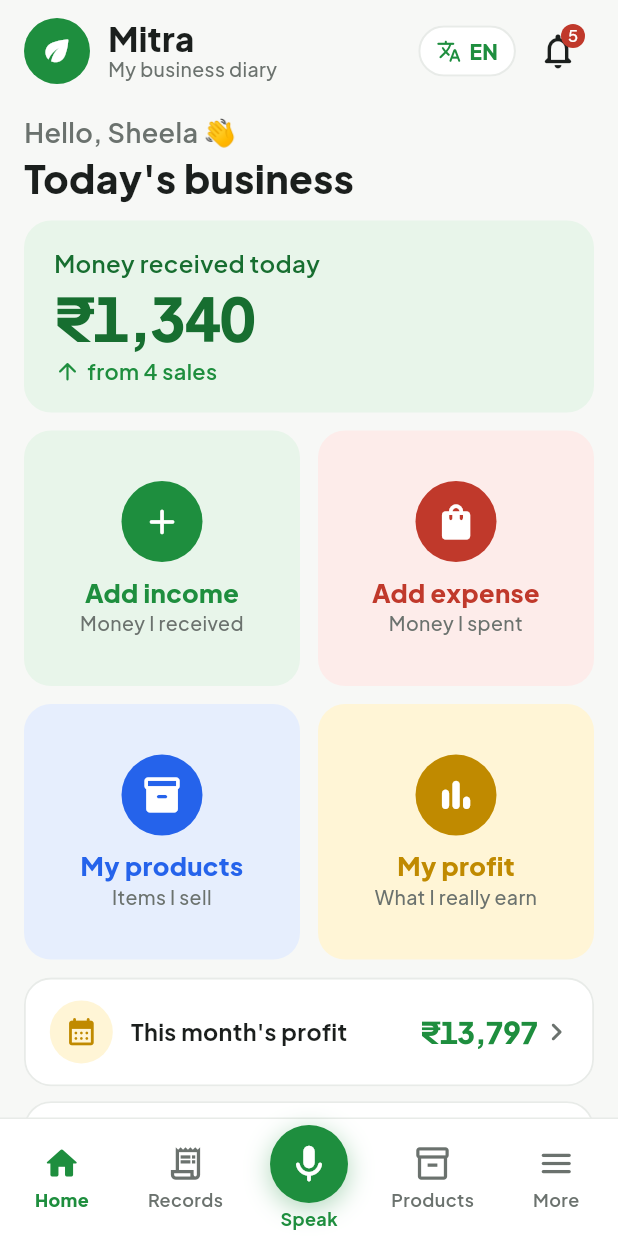
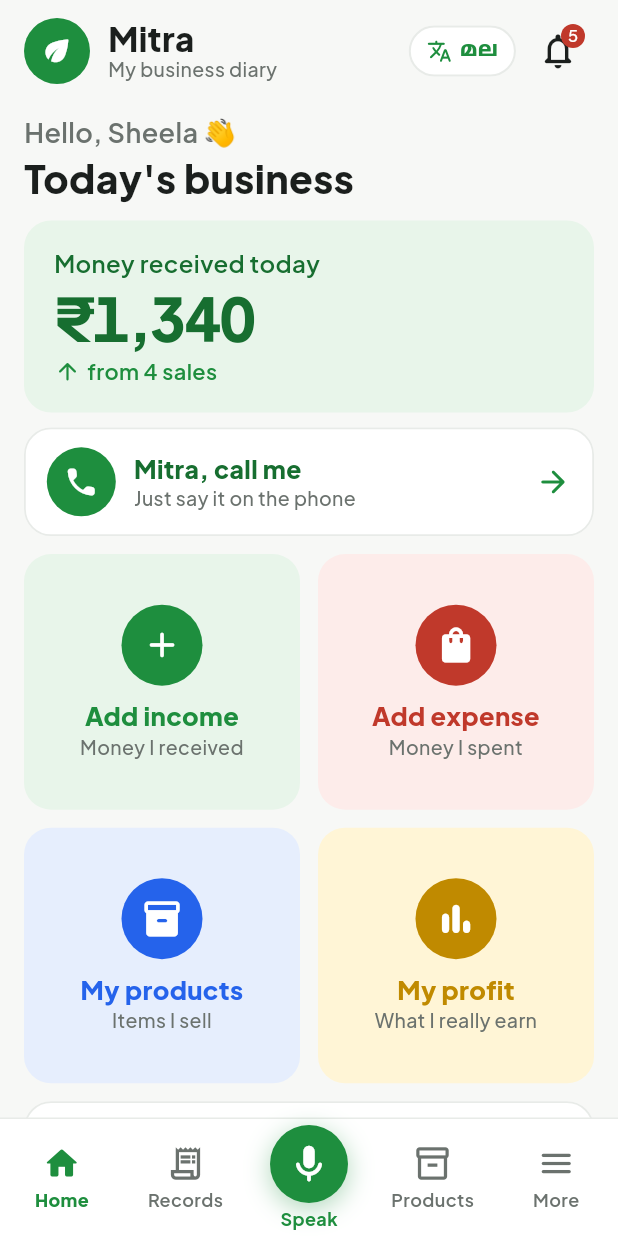
Before and after one commit to fathima-004/mitra, a Flutter app: the Shell screen opened directly, after a tap on "EN", on a phone screen of 412 x 824 dp. Run offline on Flutter 3.47's test engine with Material 3 defaults, Android fonts, the phone set to English and light mode, and no system bars; our stand-ins replace audioplayers, fl_chart, flutter_svg, shared_preferences, speech_to_text; accounts and stored records are empty.

Commit message:
fix language switch, call me button

```diff
--- a/app/lib/main.dart
+++ b/app/lib/main.dart
@@ -26,23 +26,49 @@
   runApp(MitraApp(loggedIn: loggedIn));
 }
 
-class MitraApp extends StatelessWidget {
+class MitraApp extends StatefulWidget {
   final bool loggedIn;
   const MitraApp({super.key, required this.loggedIn});
 
   @override
-  Widget build(BuildContext context) => ValueListenableBuilder(
-        valueListenable: L.lang,
-        builder: (_, __, ___) => MaterialApp(
+  State<MitraApp> createState() => _MitraAppState();
+}
+
+class _MitraAppState extends State<MitraApp> {
+  @override
+  void initState() {
+    super.initState();
+    L.lang.addListener(redrawAll);
+  }
+
+  @override
+  void dispose() {
+    L.lang.removeListener(redrawAll);
+    super.dispose();
+  }
+
+  @override
+  Widget build(BuildContext context) => MaterialApp(
         title: 'Mitra',
         debugShowCheckedModeBanner: false,
         theme: mitraTheme2(),
         // On the web build, ?tab=1 opens a tab directly (screenshots, the projector).
-          home: loggedIn || Uri.base.queryParameters.containsKey('tab')
+        home: widget.loggedIn || Uri.base.queryParameters.containsKey('tab')
             ? Shell(start: int.tryParse(Uri.base.queryParameters['tab'] ?? '') ?? 0)
             : const LoginScreen(),
-        ),
       );
+}
+
+/// After a language switch, redraw every widget on screen: the tabs kept alive in the background and any
+/// page opened on top (GST, Savings ...). Text comes from tr(), which widgets don't "listen" to, so a
+/// normal rebuild would skip screens that are const or already built. Nothing is reset: same page, same state.
+void redrawAll() {
+  void mark(Element e) {
+    e.markNeedsBuild();
+    e.visitChildren(mark);
+  }
+
+  WidgetsBinding.instance.rootElement?.visitChildren(mark);
 }
 
 Future<void> logIn(BuildContext context) async {
--- a/app/lib/screens/home.dart
+++ b/app/lib/screens/home.dart
@@ -2,6 +2,7 @@
 import 'package:flutter/material.dart';
 
 import '../config.dart';
+import '../data/services.dart';
 import '../i18n.dart';
 import '../logic/calc.dart';
 import '../logic/insights.dart';
@@ -73,6 +74,10 @@
                     ]),
                   ]),
                 ),
+                const SizedBox(height: 10),
+
+                // Mitra rings her phone: she says what she sold, the app fills in by itself.
+                const CallMeButton(),
                 const SizedBox(height: 12),
 
                 // Four big buttons
@@ -253,3 +258,40 @@
     );
   }
 }
+
+class CallMeButton extends StatefulWidget {
+  const CallMeButton({super.key});
+  @override
+  State<CallMeButton> createState() => _CallMeButtonState();
+}
+
+class _CallMeButtonState extends State<CallMeButton> {
+  bool busy = false;
+
+  Future<void> _call() async {
+    setState(() => busy = true);
+    final ok = await callMe();
+    if (!mounted) return;
+    setState(() => busy = false);
+    say(context, tr(ok ? 'call_started' : 'call_unavailable'), icon: Icons.call_rounded);
+  }
+
+  @override
+  Widget build(BuildContext context) => Box(
+        onTap: busy ? null : _call,
+        padding: const EdgeInsets.fromLTRB(14, 12, 14, 12),
+        child: Row(children: [
+          const Bubble(Icons.call_rounded, color: Colors.white, bg: K.green, size: 46),
+          const SizedBox(width: 12),
+          Expanded(
+            child: Column(crossAxisAlignment: CrossAxisAlignment.start, children: [
+              Text(tr(busy ? 'calling' : 'call_me'), style: ts(16.5, w: FontWeight.w800, c: K.greenDark)),
+              Text(tr('call_me_sub'), style: ts(13, w: FontWeight.w500, c: K.muted)),
+            ]),
+          ),
+          busy
+              ? const SizedBox(width: 22, height: 22, child: CircularProgressIndicator(strokeWidth: 2.5, color: K.green))
+              : const Icon(Icons.arrow_forward_rounded, color: K.green),
+        ]),
+      );
+}
```
Also changed, not shown: 1 other file. Lines whose indentation alone changed are shown as unchanged.
